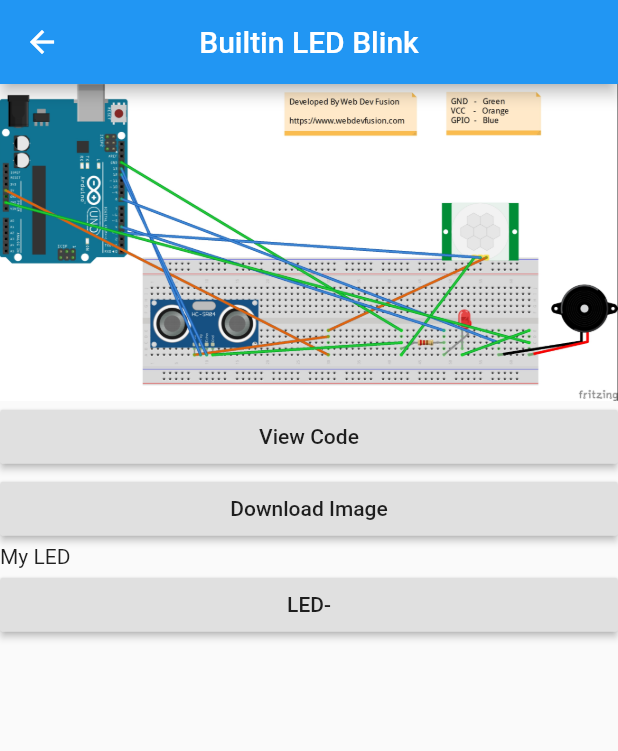
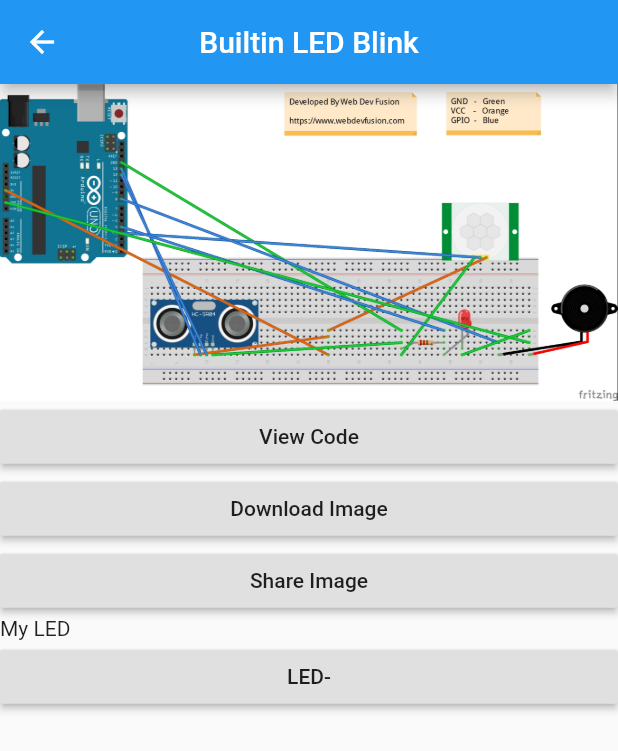
Before and after one commit to narayanvyas/My-ESP8266-Flutter-Mobile-App, a Flutter app: the screen it shows after launch, in the side drawer, after a tap on "Builtin LED Blink", on a phone screen of 412 x 824 dp. Shown: the top 751 px of the screen. Run offline on Flutter 3.47's test engine with Material 2 defaults, Android fonts, the phone set to English and light mode, and no system bars; our stand-ins replace cached_network_image, string_scanner, webview_flutter; missing offline and left inert: esys_flutter_share, flutter_webview_plugin, image_picker_saver.

Commit message:
Merged Home Page Code, Added Image Share Option

```diff
--- a/lib/builtin-ledblink/builtin_ledblink.dart
+++ b/lib/builtin-ledblink/builtin_ledblink.dart
@@ -1,7 +1,9 @@
 import 'package:flutter/material.dart';
+import 'package:flutter/services.dart';
 import 'package:http/http.dart' as http;
 import 'dart:io';
 import 'package:cached_network_image/cached_network_image.dart';
+import 'package:esys_flutter_share/esys_flutter_share.dart';
 import './code.dart';
 import 'package:image_picker_saver/image_picker_saver.dart';
 
@@ -52,6 +54,13 @@ class _BuiltinLedState extends State<BuiltinLed> {
                     'https://raw.githubusercontent.com/narayanvyas/Human-Detector-With-PIR-HC-SR501-And-Ultrasonic-Sensor-HC-SR04/master/Breadboard%20Diagram.jpeg');
               },
             ),
+            RaisedButton(
+              child: Text("Share Image"),
+              onPressed: () async {
+                final ByteData bytes = await rootBundle.load('assets/1_builtin_led_gd.jpeg');
+                await EsysFlutterShare.shareImage('graphical_diagram.jpeg', bytes, 'Graphical Diagram');
+                },
+            ),
             Text(
               'My LED ',
             ),
--- a/lib/home.dart
+++ b/lib/home.dart
@@ -8,21 +8,13 @@ class Home extends StatefulWidget {
 }
 
 class _HomeState extends State<Home> {
-
-
   @override
   Widget build(BuildContext context) {
     return Scaffold(
+        backgroundColor: Color.fromRGBO(255, 255, 255, 0.95),
         appBar: AppBar(
           title: Text("My ESP8266"),
           centerTitle: true,
-      ),
-      body: ListView(
-        children: <Widget>[
-          Center(
-            child: Text("Welcome to My ESP8266"),
-          )
-        ],
         ),
         drawer: Drawer(
           child: ListView(
@@ -32,13 +24,12 @@ class _HomeState extends State<Home> {
               DrawerHeader(
                 child: Text(''),
                 decoration: BoxDecoration(
-                color: Colors.blue,
+                  color: Colors.teal,
                 ),
               ),
               ListTile(
                 title: Text('Home'),
-              onTap: () {
-              },
+                onTap: () {},
               ),
               ListTile(
                 title: Text('Builtin LED Blink'),
@@ -51,12 +42,59 @@ class _HomeState extends State<Home> {
               ),
               ListTile(
                 title: Text('LED Blink'),
-              onTap: () {
-              },
+                onTap: () {},
               ),
             ],
           ),
         ),
+        body: Container(
+            child: GridView.extent(
+          childAspectRatio: 1.3,
+          padding: EdgeInsets.symmetric(vertical: 20.0, horizontal: 19.0),
+          mainAxisSpacing: 20.0,
+          maxCrossAxisExtent: 200.0,
+          addAutomaticKeepAlives: true,
+          crossAxisSpacing: 20.0,
+          children: <Widget>[
+            projectGridBlock("PIR SENSOR"),
+            projectGridBlock("SERVO MOTOR"),
+            projectGridBlock("STEPPER MOT."),
+            projectGridBlock("ARDUINO UNO"),
+          ],
+        )));
+  }
+
+  Widget projectGridBlock(String text) {
+    return MaterialButton(
+      padding: EdgeInsets.all(0),
+      color: Colors.white,
+      child: Container(
+        alignment: Alignment.center,
+        padding: EdgeInsets.all(15.0),
+        decoration: BoxDecoration(
+            color: Colors.white,
+            image: DecorationImage(
+                image: AssetImage('assets/images/bg/project-block-bg.jpg'),
+                fit: BoxFit.cover,
+                colorFilter: ColorFilter.mode(
+                    Color.fromRGBO(255, 255, 255, 0.7), BlendMode.lighten),
+                repeat: ImageRepeat.noRepeat)),
+        child: Center(
+          child: Text(
+            text,
+            style: TextStyle(
+              fontSize: 18.0,
+              color: Colors.black54,
+              fontWeight: FontWeight.w600,
+              letterSpacing: 1.5,
+            ),
+          ),
+        ),
+      ),
+      onPressed: () {
+        Navigator.of(context)
+            .push(MaterialPageRoute(builder: (_) => BuiltinLed()));
+      },
     );
   }
 }
--- a/pubspec.yaml
+++ b/pubspec.yaml
@@ -27,6 +27,8 @@ dependencies:
   image_picker_saver:
   zoomable_image:
   image:
+  esys_flutter_share:
+  advanced_share:
 
 dev_dependencies:
   flutter_test:
@@ -47,6 +49,7 @@ flutter:
   # To add assets to your application, add an assets section, like this:
   assets:
    - assets/
+   - assets/images/bg/
 
   # An image asset can refer to one or more resolution-specific "variants", see
   # https://flutter.io/assets-and-images/#resolution-aware.
```
Also changed, not shown: assets/images/bg/project-block-bg.jpg (added), pubspec.lock, 1 other file. Lines whose indentation alone changed are shown as unchanged.
